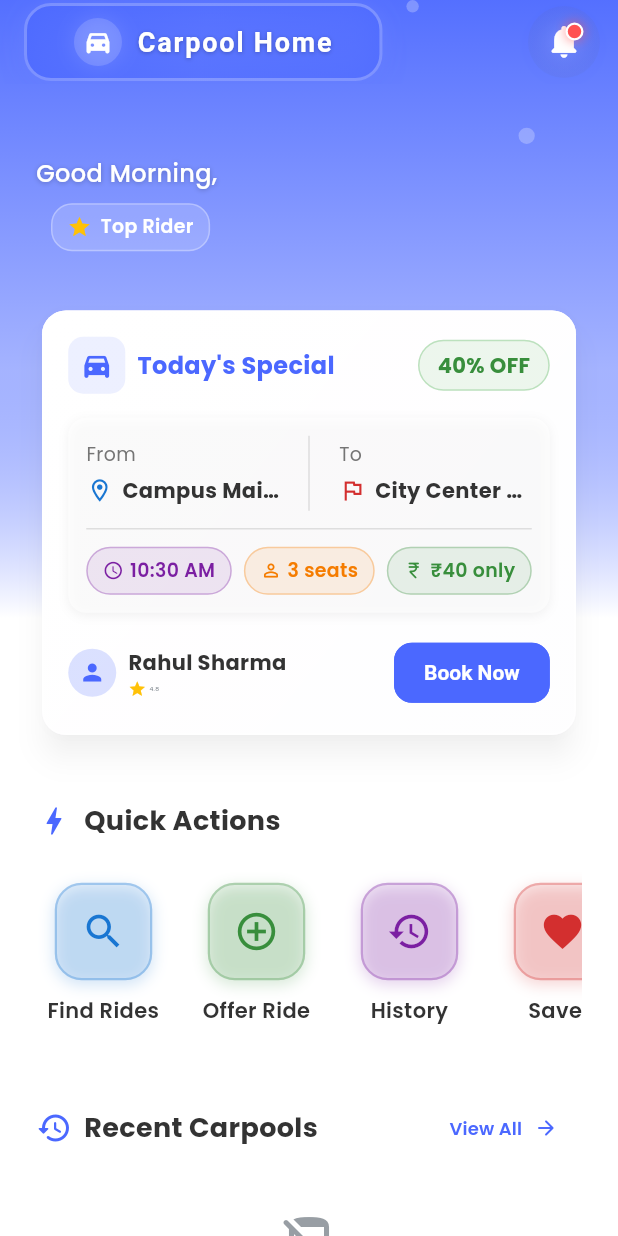
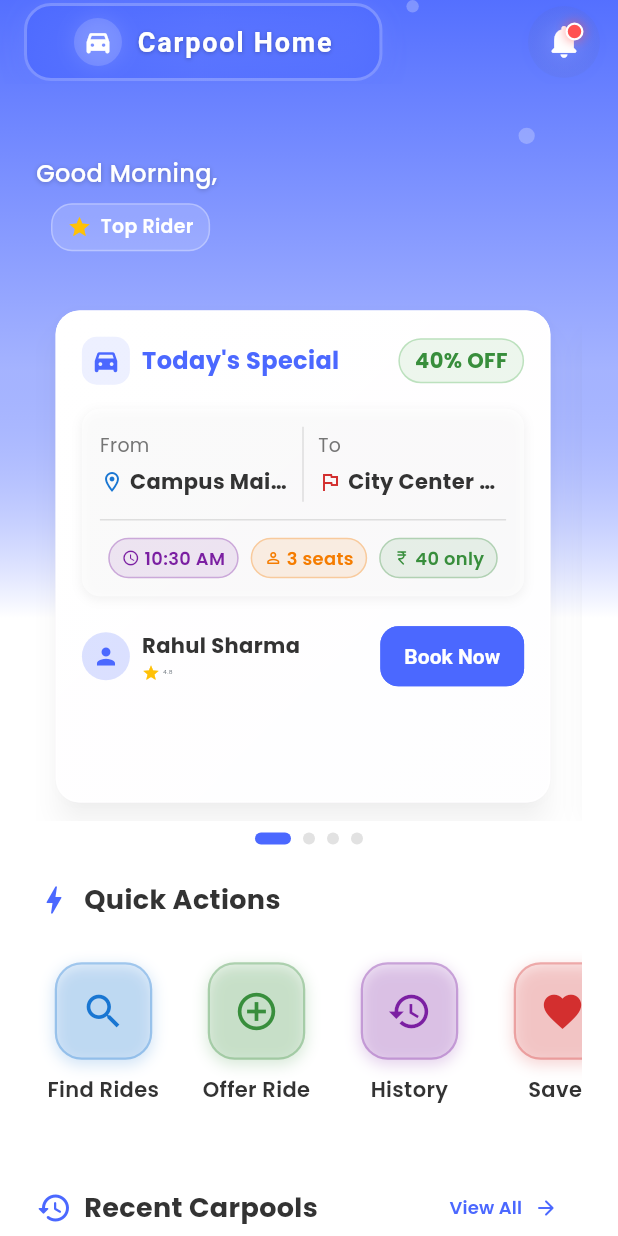
Before and after one commit to Ajay-2022-Soft-Tech/bu_buddy, a Flutter app: the CarHomeScreen screen opened directly, on a phone screen of 412 x 824 dp. Run offline on Flutter 3.47's test engine with Material 3 defaults, Android fonts, the phone set to English and light mode, and no system bars; drawn by our look-alikes of flutter_animate; our stand-ins replace cloud_firestore, connectivity_plus, firebase_auth, firebase_core, flutter_native_splash, flutter_staggered_animations and 10 more; accounts and stored records are empty; project files that could hold a hidden picture were left out.

Commit message:
feature card update

```diff
--- a/lib/features/car/screens/home/home.dart
+++ b/lib/features/car/screens/home/home.dart
@@ -144,7 +144,7 @@ class _CarHomeScreenState extends State<CarHomeScreen> with SingleTickerProvider
                                 _buildWelcomeSection(controller),
 
                                 // Feature card without parallax
-                                ImprovedFeatureCard(),
+                                SlidableFeatureCards(),
 
                                 // Optimized quick action buttons
                                 _buildQuickActions(controller),
--- a/lib/features/car/screens/home/widgets/feature_card.dart
+++ b/lib/features/car/screens/home/widgets/feature_card.dart
@@ -3,13 +3,167 @@ import 'package:flutter/material.dart';
 import '../../../../../utils/constants/colors.dart';
 import '../../../../../utils/constants/sizes.dart';
 
-class ImprovedFeatureCard extends StatelessWidget {
-  const ImprovedFeatureCard({Key? key}) : super(key: key);
+class RideOffer {
+  final String id;
+  final String driverName;
+  final double rating;
+  final String from;
+  final String to;
+  final String time;
+  final int availableSeats;
+  final double price;
+  final String discount;
+  final IconData icon;
+
+  RideOffer({
+    required this.id,
+    required this.driverName,
+    required this.rating,
+    required this.from,
+    required this.to,
+    required this.time,
+    required this.availableSeats,
+    required this.price,
+    required this.discount,
+    required this.icon,
+  });
+}
+
+class SlidableFeatureCards extends StatefulWidget {
+  const SlidableFeatureCards({Key? key}) : super(key: key);
+
+  @override
+  State<SlidableFeatureCards> createState() => _SlidableFeatureCardsState();
+}
+
+class _SlidableFeatureCardsState extends State<SlidableFeatureCards> {
+  final PageController _pageController = PageController(viewportFraction: 0.95); // Increased for wider cards
+  int _currentPage = 0;
+
+  // Mock data for different ride offers
+  final List<RideOffer> _rideOffers = [
+    RideOffer(
+      id: '1',
+      driverName: 'Rahul Sharma',
+      rating: 4.8,
+      from: 'Campus Main Gate',
+      to: 'City Center Mall',
+      time: '10:30 AM',
+      availableSeats: 3,
+      price: 40,
+      discount: '40% OFF',
+      icon: Icons.directions_car_filled_rounded,
+    ),
+    RideOffer(
+      id: '2',
+      driverName: 'Priya Verma',
+      rating: 4.9,
+      from: 'Railway Station',
+      to: 'Tech Park',
+      time: '09:15 AM',
+      availableSeats: 2,
+      price: 55,
+      discount: '25% OFF',
+      icon: Icons.electric_car,
+    ),
+    RideOffer(
+      id: '3',
+      driverName: 'Amit Kumar',
+      rating: 4.7,
+      from: 'Airport',
+      to: 'Downtown',
+      time: '02:00 PM',
+      availableSeats: 4,
+      price: 75,
+      discount: '15% OFF',
+      icon: Icons.airport_shuttle_rounded,
+    ),
+    RideOffer(
+      id: '4',
+      driverName: 'Sneha Patel',
+      rating: 4.6,
+      from: 'Central Park',
+      to: 'University Campus',
+      time: '11:45 AM',
+      availableSeats: 1,
+      price: 35,
+      discount: '35% OFF',
+      icon: Icons.car_rental,
+    ),
+  ];
+
+  @override
+  void initState() {
+    super.initState();
+    _pageController.addListener(_onPageChanged);
+  }
+
+  @override
+  void dispose() {
+    _pageController.removeListener(_onPageChanged);
+    _pageController.dispose();
+    super.dispose();
+  }
+
+  void _onPageChanged() {
+    int page = _pageController.page!.round();
+    if (_currentPage != page) {
+      setState(() {
+        _currentPage = page;
+      });
+    }
+  }
 
   @override
   Widget build(BuildContext context) {
+    return Column(
+      children: [
+        // Page view for slidable cards
+        SizedBox(
+          height: 360, // Further increased height for flexibility
+          child: PageView.builder(
+            controller: _pageController,
+            itemCount: _rideOffers.length,
+            itemBuilder: (context, index) {
+              return _buildFeatureCard(_rideOffers[index], index);
+            },
+          ),
+        ),
+
+        // Page indicator
+        const SizedBox(height: TSizes.sm),
+        Row(
+          mainAxisAlignment: MainAxisAlignment.center,
+          children: List.generate(
+            _rideOffers.length,
+                (index) => _buildPageIndicator(index == _currentPage),
+          ),
+        ),
+      ],
+    );
+  }
+
+  Widget _buildPageIndicator(bool isActive) {
+    return AnimatedContainer(
+      duration: const Duration(milliseconds: 300),
+      margin: const EdgeInsets.symmetric(horizontal: 4),
+      height: 8,
+      width: isActive ? 24 : 8,
+      decoration: BoxDecoration(
+        color: isActive ? TColors.primary : Colors.grey.withOpacity(0.3),
+        borderRadius: BorderRadius.circular(4),
+      ),
+    );
+  }
+
+  Widget _buildFeatureCard(RideOffer offer, int index) {
     return Container(
-      margin: EdgeInsets.symmetric(vertical: TSizes.spaceBtwItems),
+      margin: EdgeInsets.only(
+        right: index == _rideOffers.length - 1 ? 0 : 8,
+        left: index == 0 ? 0 : 8,
+        top: TSizes.spaceBtwItems,
+        bottom: TSizes.spaceBtwItems / 2,
+      ),
       child: Card(
         elevation: 8,
         shadowColor: Colors.black26,
@@ -33,14 +187,14 @@ class ImprovedFeatureCard extends StatelessWidget {
             ),
           ),
           child: Padding(
-            padding: EdgeInsets.all(TSizes.md),
+            padding: const EdgeInsets.all(TSizes.md),
             child: Column(
               children: [
-                _buildCardHeader(),
-                SizedBox(height: TSizes.sm),
-                _buildCardBody(),
-                SizedBox(height: TSizes.sm),
-                _buildCardFooter(),
+                _buildCardHeader(offer),
+                const SizedBox(height: TSizes.sm),
+                _buildCardBody(offer),
+                const SizedBox(height: TSizes.sm),
+                _buildCardFooter(offer),
               ],
             ),
           ),
@@ -49,50 +203,57 @@ class ImprovedFeatureCard extends StatelessWidget {
     );
   }
 
-  Widget _buildCardHeader() {
+  Widget _buildCardHeader(RideOffer offer) {
     return Row(
       mainAxisAlignment: MainAxisAlignment.spaceBetween,
       children: [
-        Row(
+        Expanded(
+          child: Row(
             children: [
               Container(
-              padding: EdgeInsets.all(8),
+                padding: const EdgeInsets.all(6),
                 decoration: BoxDecoration(
                   color: TColors.primary.withOpacity(0.1),
                   borderRadius: BorderRadius.circular(TSizes.cardRadiusSm),
                 ),
                 child: Icon(
-                Icons.directions_car_filled_rounded,
+                  offer.icon,
                   color: TColors.primary,
-                size: 22,
+                  size: 20,
                 ),
               ),
-            SizedBox(width: TSizes.sm),
-            Text(
+              const SizedBox(width: 8),
+              const Expanded(
+                child: Text(
                   "Today's Special",
                   style: TextStyle(
                     fontSize: TSizes.fontSizeMd,
                     fontWeight: FontWeight.bold,
                     color: TColors.primary,
                   ),
+                  maxLines: 1,
+                  overflow: TextOverflow.ellipsis,
+                ),
               ),
             ],
           ),
+        ),
+        const SizedBox(width: 8),
         Container(
-          padding: EdgeInsets.symmetric(
-            horizontal: 12,
-            vertical: 6,
+          padding: const EdgeInsets.symmetric(
+            horizontal: 10,
+            vertical: 4,
           ),
           decoration: BoxDecoration(
             color: Colors.green.withOpacity(0.1),
-            borderRadius: BorderRadius.circular(20),
+            borderRadius: BorderRadius.circular(16),
             border: Border.all(
               color: Colors.green.withOpacity(0.3),
               width: 1,
             ),
           ),
           child: Text(
-            '40% OFF',
+            offer.discount,
             style: TextStyle(
               color: Colors.green.shade700,
               fontWeight: FontWeight.bold,
@@ -104,9 +265,9 @@ class ImprovedFeatureCard extends StatelessWidget {
     );
   }
 
-  Widget _buildCardBody() {
+  Widget _buildCardBody(RideOffer offer) {
     return Container(
-      margin: EdgeInsets.symmetric(vertical: 8),
+      margin: const EdgeInsets.symmetric(vertical: 8),
       decoration: BoxDecoration(
         color: Colors.white.withOpacity(0.6),
         borderRadius: BorderRadius.circular(TSizes.cardRadiusMd),
@@ -115,62 +276,74 @@ class ImprovedFeatureCard extends StatelessWidget {
             color: Colors.black.withOpacity(0.05),
             blurRadius: 5,
             spreadRadius: 0,
-            offset: Offset(0, 2),
+            offset: const Offset(0, 2),
           ),
         ],
       ),
       child: Padding(
-        padding: EdgeInsets.all(12),
+        padding: const EdgeInsets.all(12),
         child: Column(
           children: [
+            // Route information section (From/To)
             Row(
               children: [
                 Expanded(
+                  flex: 10,
                   child: _buildRouteInfo(
                     'From',
-                    'Campus Main Gate',
+                    offer.from,
                     Icons.location_on_outlined,
                     Colors.blue.shade700,
                   ),
                 ),
-                Container(
+                SizedBox(
                   height: 50,
                   child: VerticalDivider(
                     color: Colors.grey.withOpacity(0.3),
                     thickness: 1,
-                    width: 40,
+                    width: 20, // Reduced width
                   ),
                 ),
                 Expanded(
+                  flex: 10,
                   child: _buildRouteInfo(
                     'To',
-                    'City Center Mall',
+                    offer.to,
                     Icons.flag_outlined,
                     Colors.red.shade700,
                   ),
                 ),
               ],
             ),
+
             Divider(color: Colors.grey.withOpacity(0.3), height: 24),
-            Row(
-              mainAxisAlignment: MainAxisAlignment.spaceBetween,
+
+            // Details section (Time, Seats, Price) - Made flexible
+            FittedBox(
+              fit: BoxFit.scaleDown,
+              alignment: Alignment.centerLeft,
+              child: Row(
+                mainAxisAlignment: MainAxisAlignment.start,
                 children: [
                   _buildInfoChip(
                     icon: Icons.access_time_rounded,
-                  label: '10:30 AM',
+                    label: offer.time,
                     color: Colors.purple.shade700,
                   ),
+                  const SizedBox(width: 8),
                   _buildInfoChip(
                     icon: Icons.person_outline_rounded,
-                  label: '3 seats',
+                    label: '${offer.availableSeats} seats',
                     color: Colors.orange.shade700,
                   ),
+                  const SizedBox(width: 8),
                   _buildInfoChip(
                     icon: Icons.currency_rupee_rounded,
-                  label: '₹40 only',
+                    label: '${offer.price.toInt()} only',
                     color: Colors.green.shade700,
                   ),
                 ],
+              ),
             ),
           ],
         ),
@@ -188,20 +361,22 @@ class ImprovedFeatureCard extends StatelessWidget {
             fontSize: TSizes.fontSizeSm * 0.9,
             color: Colors.grey.shade600,
           ),
+          maxLines: 1,
+          overflow: TextOverflow.ellipsis,
         ),
-        SizedBox(height: 5),
+        const SizedBox(height: 5),
         Row(
           children: [
             Icon(
               icon,
-              size: 18,
+              size: 16, // Slightly reduced size
               color: color,
             ),
-            SizedBox(width: 6),
+            const SizedBox(width: 4), // Reduced spacing
             Expanded(
               child: Text(
                 value,
-                style: TextStyle(
+                style: const TextStyle(
                   fontSize: TSizes.fontSizeSm,
                   fontWeight: FontWeight.bold,
                   color: TColors.textPrimary,
@@ -222,10 +397,10 @@ class ImprovedFeatureCard extends StatelessWidget {
     required Color color,
   }) {
     return Container(
-      padding: EdgeInsets.symmetric(horizontal: 10, vertical: 6),
+      padding: const EdgeInsets.symmetric(horizontal: 8, vertical: 4),
       decoration: BoxDecoration(
         color: color.withOpacity(0.1),
-        borderRadius: BorderRadius.circular(20),
+        borderRadius: BorderRadius.circular(16),
         border: Border.all(
           color: color.withOpacity(0.3),
           width: 1,
@@ -236,14 +411,14 @@ class ImprovedFeatureCard extends StatelessWidget {
         children: [
           Icon(
             icon,
-            size: 14,
+            size: 12,
             color: color,
           ),
-          SizedBox(width: 4),
+          const SizedBox(width: 3),
           Text(
             label,
             style: TextStyle(
-              fontSize: TSizes.fontSizeSm * 0.9,
+              fontSize: TSizes.fontSizeSm * 0.85,
               fontWeight: FontWeight.w600,
               color: color,
             ),
@@ -253,45 +428,49 @@ class ImprovedFeatureCard extends StatelessWidget {
     );
   }
 
-  Widget _buildCardFooter() {
+  Widget _buildCardFooter(RideOffer offer) {
     return Row(
       mainAxisAlignment: MainAxisAlignment.spaceBetween,
       children: [
-        Row(
+        Expanded(
+          child: Row(
             children: [
               CircleAvatar(
                 radius: 16,
                 backgroundColor: TColors.primary.withOpacity(0.2),
-              child: Icon(
+                child: const Icon(
                   Icons.person,
                   size: 18,
                   color: TColors.primary,
                 ),
               ),
-            SizedBox(width: 8),
-            Column(
+              const SizedBox(width: 8),
+              Expanded(
+                child: Column(
                   crossAxisAlignment: CrossAxisAlignment.start,
                   children: [
                     Text(
-                  'Rahul Sharma',
-                  style: TextStyle(
+                      offer.driverName,
+                      style: const TextStyle(
                         fontSize: TSizes.fontSizeSm,
                         fontWeight: FontWeight.bold,
                         color: TColors.textPrimary,
                       ),
+                      maxLines: 1,
+                      overflow: TextOverflow.ellipsis,
                     ),
-                SizedBox(height: 2),
+                    const SizedBox(height: 2),
                     Row(
                       children: [
-                    Icon(
+                        const Icon(
                           Icons.star,
                           size: 12,
                           color: Colors.amber,
                         ),
-                    SizedBox(width: 2),
+                        const SizedBox(width: 2),
                         Text(
-                      '4.8',
-                      style: TextStyle(
+                          offer.rating.toString(),
+                          style: const TextStyle(
                             fontSize: TSizes.xs,
                             color: TColors.textSecondary,
                           ),
@@ -300,8 +479,11 @@ class ImprovedFeatureCard extends StatelessWidget {
                     ),
                   ],
                 ),
+              ),
             ],
           ),
+        ),
+        const SizedBox(width: 10),
         ElevatedButton(
           onPressed: () {
             // Book ride action
@@ -310,12 +492,12 @@ class ImprovedFeatureCard extends StatelessWidget {
             backgroundColor: TColors.primary,
             foregroundColor: Colors.white,
             elevation: 0,
-            padding: EdgeInsets.symmetric(horizontal: 20, vertical: 10),
+            padding: const EdgeInsets.symmetric(horizontal: 16, vertical: 8),
             shape: RoundedRectangleBorder(
               borderRadius: BorderRadius.circular(12),
             ),
           ),
-          child: Text(
+          child: const Text(
             'Book Now',
             style: TextStyle(
               fontWeight: FontWeight.bold,
```
Lines whose indentation alone changed are shown as unchanged.
